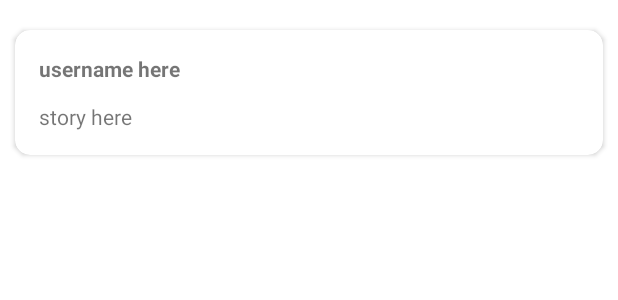
After one commit to rogercnyn/iRespond-Android, an Android app: the layout stories.xml on its own in the app's theme, with its tools: preview values and no code run, on a phone screen of 412 x 824 dp. The commit adds this screen. Shown: the top 300 px of the screen. Run offline under Robolectric (Android 15) with nearby library versions, the phone set to English and light mode, and no system bars.

```diff
--- a/App/app/build.gradle
+++ b/App/app/build.gradle
@@ -1,5 +1,6 @@
 plugins {
     id 'com.android.application'
+    id 'com.google.gms.google-services'
 }
 
 android {
@@ -33,6 +34,7 @@ dependencies {
     implementation 'com.google.android.material:material:1.5.0'
     implementation 'androidx.constraintlayout:constraintlayout:2.1.3'
     implementation 'androidx.legacy:legacy-support-v4:1.0.0'
+    implementation 'com.google.firebase:firebase-database:19.2.1'
     testImplementation 'junit:junit:4.13.2'
     androidTestImplementation 'androidx.test.ext:junit:1.1.3'
     androidTestImplementation 'androidx.test.espresso:espresso-core:3.4.0'
--- a/App/app/src/main/AndroidManifest.xml
+++ b/App/app/src/main/AndroidManifest.xml
@@ -9,6 +9,9 @@
         android:roundIcon="@mipmap/ic_launcher_round"
         android:supportsRtl="true"
         android:theme="@style/Theme.IRespond">
+        <activity
+            android:name=".CreateStory"
+            android:exported="false" />
         <activity
             android:name=".iRespondDashboard"
             android:exported="false" />
--- /dev/null
+++ b/App/app/src/main/java/com/example/irespond/stories.java
@@ -0,0 +1,4 @@
+package com.example.irespond;
+
+public class stories {
+}
--- /dev/null
+++ b/App/app/src/main/res/layout/stories.xml
@@ -0,0 +1,50 @@
+<?xml version="1.0" encoding="utf-8"?>
+<androidx.cardview.widget.CardView
+    xmlns:android="http://schemas.android.com/apk/res/android"
+    xmlns:app="http://schemas.android.com/apk/res-auto"
+    xmlns:tools="http://schemas.android.com/tools"
+    android:layout_width="match_parent"
+    android:layout_height="wrap_content"
+    android:layout_marginHorizontal="10dp"
+    android:layout_marginTop="20dp"
+    android:layout_marginBottom="20dp"
+    android:scrollbars="vertical"
+    app:cardCornerRadius="10dp">
+
+
+    <androidx.constraintlayout.widget.ConstraintLayout
+        android:layout_width="match_parent"
+        android:layout_height="match_parent">
+
+        <TextView
+            android:id="@+id/usernamedisplay"
+            android:layout_width="wrap_content"
+            android:layout_height="wrap_content"
+            android:layout_marginStart="16dp"
+            android:layout_marginTop="16dp"
+            android:text="username here"
+            android:textStyle="bold"
+            app:layout_constraintStart_toStartOf="parent"
+            app:layout_constraintTop_toTopOf="parent" />
+
+
+        <TextView
+            android:id="@+id/storydisplay"
+            android:layout_width="0dp"
+            android:layout_height="wrap_content"
+            android:layout_marginStart="16dp"
+            android:layout_marginTop="48dp"
+            android:layout_marginBottom="16dp"
+            android:layout_marginEnd="16dp"
+            android:text="story here"
+            app:layout_constraintBottom_toBottomOf="parent"
+            app:layout_constraintEnd_toEndOf="parent"
+            app:layout_constraintHorizontal_bias="0.0"
+
+            app:layout_constraintStart_toStartOf="parent"
+            app:layout_constraintTop_toTopOf="parent"
+            app:layout_constraintVertical_bias="1.0" />
+
+
+    </androidx.constraintlayout.widget.ConstraintLayout>
+</androidx.cardview.widget.CardView>
```
Also changed, not shown: App/app/src/main/java/com/example/irespond/ArticlesTab.java (+19 -3 lines), App/app/src/main/java/com/example/irespond/CreateStory.java (added, +14 -0 lines), App/app/src/main/res/layout/activity_create_story.xml (added, +10 -0 lines), App/app/src/main/res/layout/fragment_articles_tab.xml (+13 -4 lines), App/build.gradle (+6 -1 lines), 1 other file.
